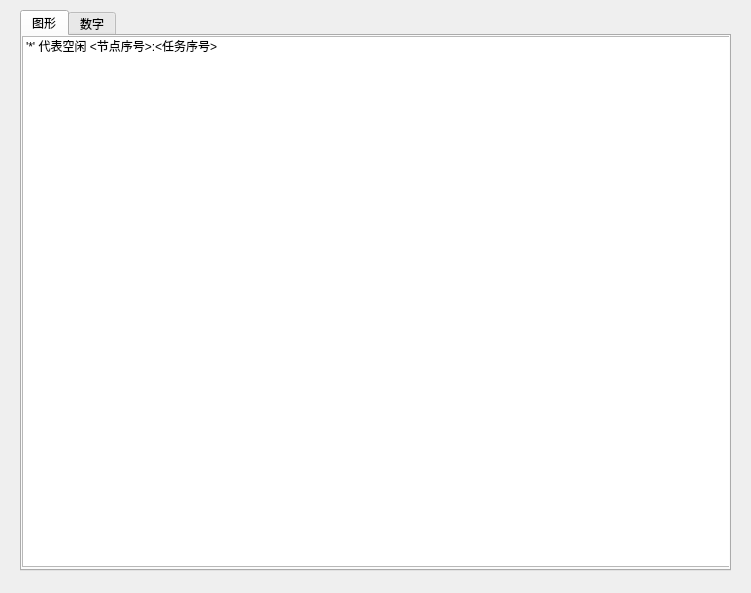
King-ofwolf/PACOS, file Layout/ResultBox_gui.ui: the form before one commit.
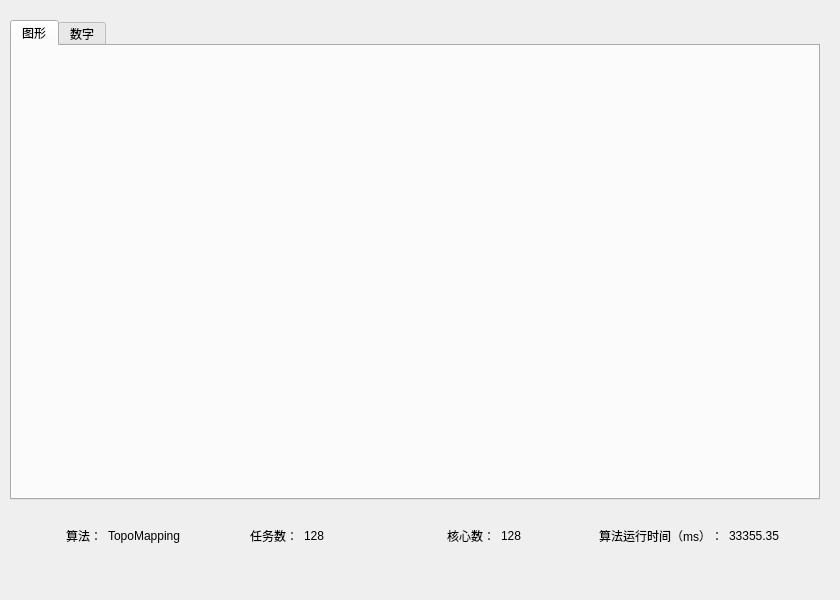
The form after the commit. The open tabs and pages were chosen to show the change.

What changed in the file:
```diff
--- a/Layout/ResultBox_gui.ui
+++ b/Layout/ResultBox_gui.ui
@@ -6,20 +6,32 @@
    <rect>
     <x>0</x>
     <y>0</y>
-    <width>751</width>
-    <height>593</height>
+    <width>840</width>
+    <height>600</height>
    </rect>
   </property>
+  <property name="minimumSize">
+   <size>
+    <width>840</width>
+    <height>600</height>
+   </size>
+  </property>
+  <property name="maximumSize">
+   <size>
+    <width>840</width>
+    <height>600</height>
+   </size>
+  </property>
   <property name="windowTitle">
    <string>Dialog</string>
   </property>
   <widget class="QTabWidget" name="tabWidget">
    <property name="geometry">
     <rect>
-     <x>20</x>
-     <y>10</y>
-     <width>711</width>
-     <height>561</height>
+     <x>10</x>
+     <y>20</y>
+     <width>810</width>
+     <height>480</height>
     </rect>
    </property>
    <property name="sizePolicy">
@@ -35,27 +47,6 @@
     <attribute name="title">
      <string>图形</string>
     </attribute>
-    <widget class="QListWidget" name="listWidget_2">
-     <property name="geometry">
-      <rect>
-       <x>0</x>
-       <y>0</y>
-       <width>711</width>
-       <height>531</height>
-      </rect>
-     </property>
-     <property name="layoutMode">
-      <enum>QListView::SinglePass</enum>
-     </property>
-     <property name="modelColumn">
-      <number>0</number>
-     </property>
-     <item>
-      <property name="text">
-       <string>'*' 代表空闲 &lt;节点序号&gt;:&lt;任务序号&gt;</string>
-      </property>
-     </item>
-    </widget>
    </widget>
    <widget class="QWidget" name="tab_2">
     <attribute name="title">
@@ -78,6 +69,86 @@
     </widget>
    </widget>
   </widget>
+  <widget class="QWidget" name="horizontalLayoutWidget">
+   <property name="geometry">
+    <rect>
+     <x>10</x>
+     <y>510</y>
+     <width>811</width>
+     <height>51</height>
+    </rect>
+   </property>
+   <layout class="QHBoxLayout" name="horizontalLayout">
+    <item>
+     <widget class="QLabel" name="label_2">
+      <property name="text">
+       <string>算法：</string>
+      </property>
+      <property name="alignment">
+       <set>Qt::AlignRight|Qt::AlignTrailing|Qt::AlignVCenter</set>
+      </property>
+     </widget>
+    </item>
+    <item>
+     <widget class="QLabel" name="label_algorithm">
+      <property name="text">
+       <string>TopoMapping</string>
+      </property>
+     </widget>
+    </item>
+    <item>
+     <widget class="QLabel" name="label_1">
+      <property name="text">
+       <string>任务数：</string>
+      </property>
+      <property name="alignment">
+       <set>Qt::AlignRight|Qt::AlignTrailing|Qt::AlignVCenter</set>
+      </property>
+     </widget>
+    </item>
+    <item>
+     <widget class="QLabel" name="label_tasknum">
+      <property name="text">
+       <string>128</string>
+      </property>
+     </widget>
+    </item>
+    <item>
+     <widget class="QLabel" name="label_3">
+      <property name="text">
+       <string>核心数：</string>
+      </property>
+      <property name="alignment">
+       <set>Qt::AlignRight|Qt::AlignTrailing|Qt::AlignVCenter</set>
+      </property>
+     </widget>
+    </item>
+    <item>
+     <widget class="QLabel" name="label_corenum">
+      <property name="text">
+       <string>128</string>
+      </property>
+     </widget>
+    </item>
+    <item>
+     <widget class="QLabel" name="label_4">
+      <property name="text">
+       <string>算法运行时间（ms）：</string>
+      </property>
+      <property name="alignment">
+       <set>Qt::AlignRight|Qt::AlignTrailing|Qt::AlignVCenter</set>
+      </property>
+     </widget>
+    </item>
+    <item>
+     <widget class="QLabel" name="label_caculatetime">
+      <property name="text">
+       <string>33355.35</string>
+      </property>
+     </widget>
+    </item>
+   </layout>
+  </widget>
  </widget>
  <resources/>
  <connections/>
```
Left out of the diff: 6 changed lines with no effect on the pictures.
